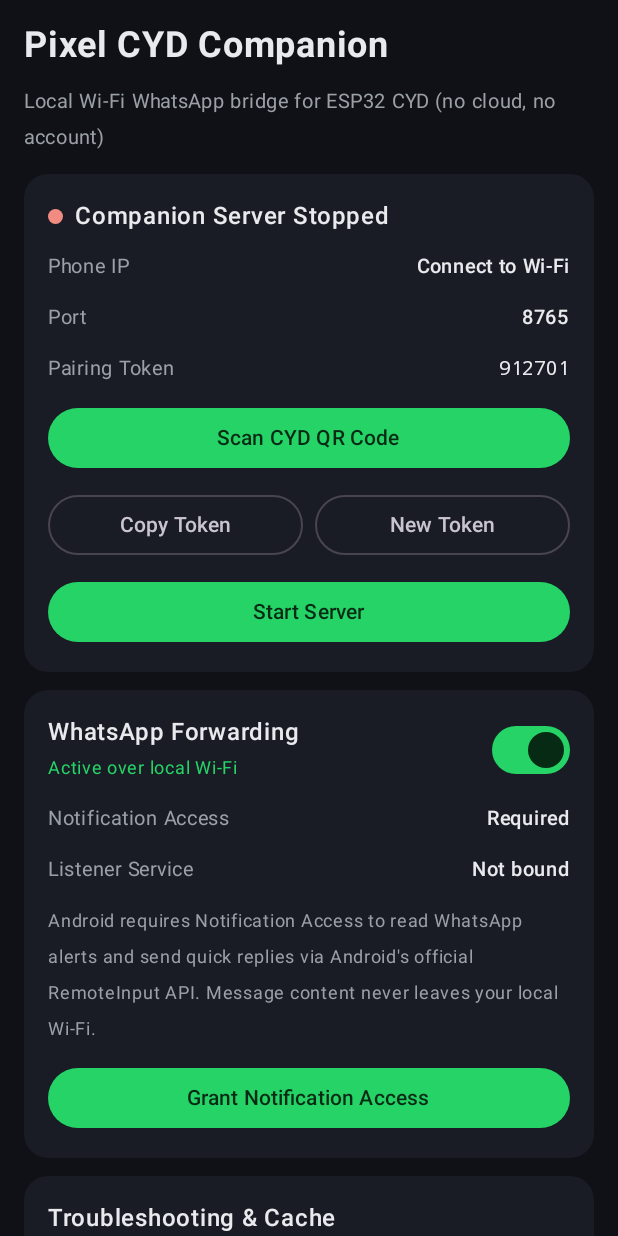
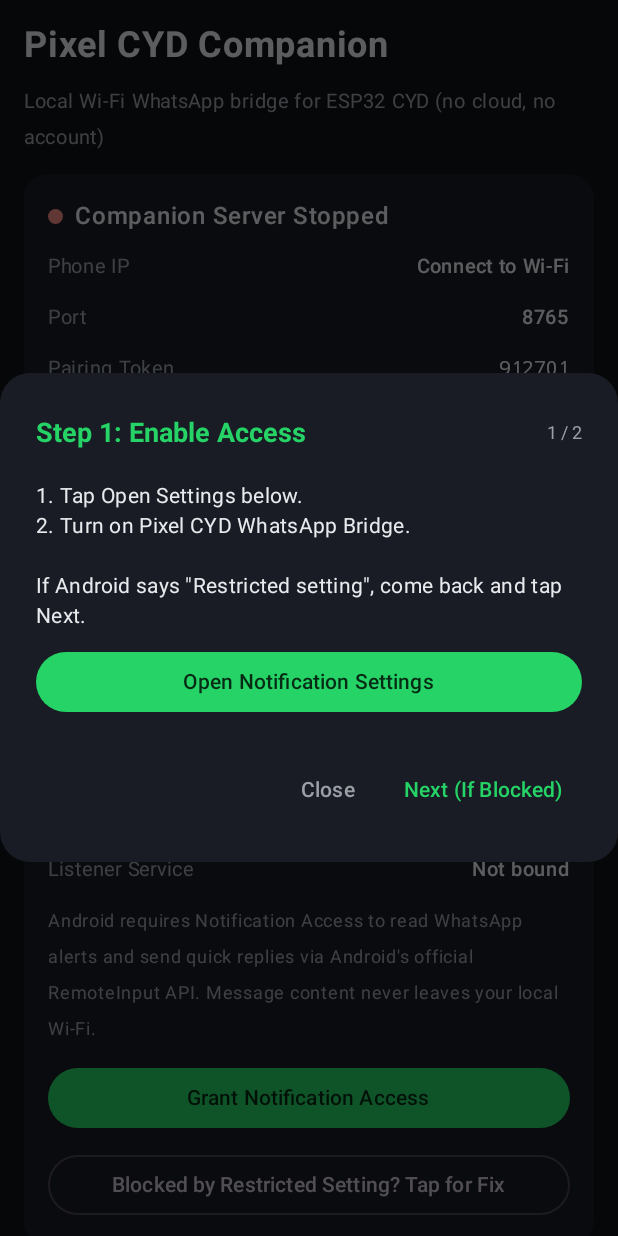
Before and after one commit to fp101fs/cydOS, an Android app built with Jetpack Compose: the screen it shows after launch (MainActivity), after a tap on "Grant Notification Access", on a phone screen of 412 x 824 dp. Run offline under Robolectric (Android 15) with nearby library versions, the phone set to English and light mode, and no system bars; libraries missing offline, so code that uses them is left out: com.journeyapps.barcodescanner.

Commit message:
Add step-by-step setup modals for Android Restricted Settings and APK sideloading

```diff
--- a/android-companion/app/src/main/java/com/pixelcyd/companion/ui/MainActivity.kt
+++ b/android-companion/app/src/main/java/com/pixelcyd/companion/ui/MainActivity.kt
@@ -36,6 +36,7 @@ import androidx.compose.foundation.rememberScrollState
 import androidx.compose.foundation.shape.CircleShape
 import androidx.compose.foundation.shape.RoundedCornerShape
 import androidx.compose.foundation.verticalScroll
+import androidx.compose.material3.AlertDialog
 import androidx.compose.material3.Button
 import androidx.compose.material3.ButtonDefaults
 import androidx.compose.material3.Card
@@ -45,10 +46,15 @@ import androidx.compose.material3.OutlinedButton
 import androidx.compose.material3.Surface
 import androidx.compose.material3.Switch
 import androidx.compose.material3.Text
+import androidx.compose.material3.TextButton
 import androidx.compose.material3.darkColorScheme
 import androidx.compose.runtime.Composable
 import androidx.compose.runtime.collectAsState
 import androidx.compose.runtime.getValue
+import androidx.compose.runtime.mutableIntStateOf
+import androidx.compose.runtime.mutableStateOf
+import androidx.compose.runtime.remember
+import androidx.compose.runtime.setValue
 import androidx.compose.ui.Alignment
 import androidx.compose.ui.Modifier
 import androidx.compose.ui.draw.clip
@@ -171,6 +177,13 @@ class MainActivity : ComponentActivity() {
                         onOpenNotifAccess = {
                             startActivity(Intent(Settings.ACTION_NOTIFICATION_LISTENER_SETTINGS))
                         },
+                        onOpenAppInfo = {
+                            startActivity(
+                                Intent(Settings.ACTION_APPLICATION_DETAILS_SETTINGS).apply {
+                                    data = Uri.fromParts("package", packageName, null)
+                                }
+                            )
+                        },
                         onCopyToken = {
                             val cm = getSystemService(Context.CLIPBOARD_SERVICE) as ClipboardManager
                             cm.setPrimaryClip(ClipData.newPlainText("Pairing Token", state.pairingToken))
@@ -221,11 +234,25 @@ private fun CompanionScreen(
     onScanCydQr: () -> Unit,
     onToggleForwarding: (Boolean) -> Unit,
     onOpenNotifAccess: () -> Unit,
+    onOpenAppInfo: () -> Unit,
     onCopyToken: () -> Unit,
     onRegenerateToken: () -> Unit,
     onToggleServer: () -> Unit,
     onClearHistory: () -> Unit
 ) {
+    var showNotifGuide by remember { mutableStateOf(false) }
+    var notifGuideStep by remember { mutableIntStateOf(0) }
+
+    if (showNotifGuide) {
+        NotificationAccessGuideModal(
+            step = notifGuideStep,
+            onStepChange = { notifGuideStep = it },
+            onOpenNotifAccess = onOpenNotifAccess,
+            onOpenAppInfo = onOpenAppInfo,
+            onDismiss = { showNotifGuide = false }
+        )
+    }
+
     Column(
         modifier = Modifier
             .fillMaxSize()
@@ -357,13 +384,32 @@ private fun CompanionScreen(
                 }
 
                 Button(
-                    onClick = onOpenNotifAccess,
+                    onClick = {
+                        if (state.notificationAccessGranted) {
+                            onOpenNotifAccess()
+                        } else {
+                            notifGuideStep = 0
+                            showNotifGuide = true
+                        }
+                    },
                     modifier = Modifier.fillMaxWidth()
                 ) {
                     Text(
                         if (state.notificationAccessGranted) "Notification Access Settings"
                         else "Grant Notification Access"
                     )
+                }
+
+                if (!state.notificationAccessGranted) {
+                    OutlinedButton(
+                        onClick = {
+                            notifGuideStep = 1
+                            showNotifGuide = true
+                        },
+                        modifier = Modifier.fillMaxWidth()
+                    ) {
+                        Text("Blocked by Restricted Setting? Tap for Fix")
+                    }
                 }
             }
         }
@@ -396,6 +442,112 @@ private fun CompanionScreen(
 }
 
 @Composable
+private fun NotificationAccessGuideModal(
+    step: Int,
+    onStepChange: (Int) -> Unit,
+    onOpenNotifAccess: () -> Unit,
+    onOpenAppInfo: () -> Unit,
+    onDismiss: () -> Unit
+) {
+    val isStep1 = step == 0
+    AlertDialog(
+        onDismissRequest = onDismiss,
+        containerColor = Color(0xFF191C24),
+        titleContentColor = Color(0xFF25D366),
+        textContentColor = Color(0xFFE8EAED),
+        shape = RoundedCornerShape(20.dp),
+        title = {
+            Row(
+                modifier = Modifier.fillMaxWidth(),
+                horizontalArrangement = Arrangement.SpaceBetween,
+                verticalAlignment = Alignment.CenterVertically
+            ) {
+                Text(
+                    text = if (isStep1) "Step 1: Enable Access" else "Step 2: Unlock Restricted",
+                    fontSize = 18.sp,
+                    fontWeight = FontWeight.Bold
+                )
+                Text(
+                    text = "${step + 1} / 2",
+                    fontSize = 12.sp,
+                    color = Color(0xFF9AA0A6)
+                )
+            }
+        },
+        text = {
+            Column(verticalArrangement = Arrangement.spacedBy(10.dp)) {
+                if (isStep1) {
+                    Text(
+                        text = "1. Tap Open Settings below.\n" +
+                               "2. Turn on Pixel CYD WhatsApp Bridge.\n\n" +
+                               "If Android says \"Restricted setting\", come back and tap Next.",
+                        fontSize = 14.sp,
+                        lineHeight = 20.sp
+                    )
+                    Button(
+                        onClick = onOpenNotifAccess,
+                        modifier = Modifier.fillMaxWidth(),
+                        colors = ButtonDefaults.buttonColors(
+                            containerColor = Color(0xFF25D366),
+                            contentColor = Color(0xFF062A14)
+                        )
+                    ) {
+                        Text("Open Notification Settings", fontWeight = FontWeight.SemiBold)
+                    }
+                } else {
+                    Text(
+                        text = "1. Tap Open App Info below.\n" +
+                               "2. Tap ⋮ (top right) -> Allow restricted settings.\n" +
+                               "   (On Android 15, scroll to bottom.)\n" +
+                               "3. Come back and tap Open Notification Settings.",
+                        fontSize = 14.sp,
+                        lineHeight = 20.sp
+                    )
+                    Button(
+                        onClick = onOpenAppInfo,
+                        modifier = Modifier.fillMaxWidth(),
+                        colors = ButtonDefaults.buttonColors(
+                            containerColor = Color(0xFF25D366),
+                            contentColor = Color(0xFF062A14)
+                        )
+                    ) {
+                        Text("Open App Info", fontWeight = FontWeight.SemiBold)
+                    }
+                    OutlinedButton(
+                        onClick = onOpenNotifAccess,
+                        modifier = Modifier.fillMaxWidth()
+                    ) {
+                        Text("Open Notification Settings")
+                    }
+                }
+            }
+        },
+        dismissButton = {
+            if (isStep1) {
+                TextButton(onClick = onDismiss) {
+                    Text("Close", color = Color(0xFF9AA0A6))
+                }
+            } else {
+                TextButton(onClick = { onStepChange(0) }) {
+                    Text("Back", color = Color(0xFF9AA0A6))
+                }
+            }
+        },
+        confirmButton = {
+            if (isStep1) {
+                TextButton(onClick = { onStepChange(1) }) {
+                    Text("Next (If Blocked)", color = Color(0xFF25D366), fontWeight = FontWeight.SemiBold)
+                }
+            } else {
+                TextButton(onClick = onDismiss) {
+                    Text("Done", color = Color(0xFF25D366), fontWeight = FontWeight.SemiBold)
+                }
+            }
+        }
+    )
+}
+
+@Composable
 private fun InfoLine(label: String, value: String, monospace: Boolean = false) {
     Row(
         modifier = Modifier.fillMaxWidth(),
```
Also changed, not shown: 1 other file.
